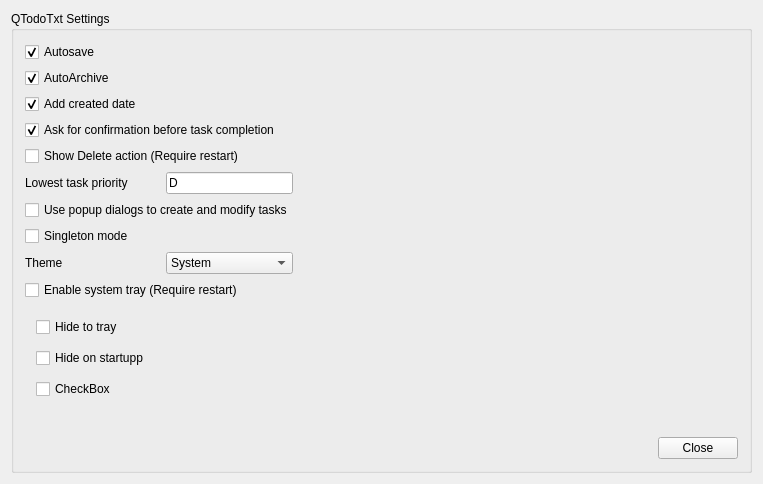
This is qtodotxt/ui/dialogs/settingsui.ui in QTodoTxt/QTodoTxt as Qt 5 draws it before an edit. The edited form follows.
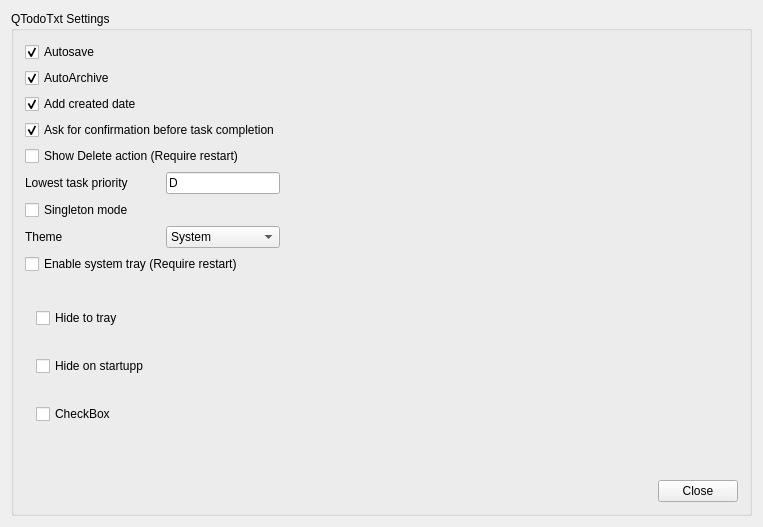
This is the edited form.

Commit message:
remove dialogs (#420)
* remove dialogs

* remove options for task dialog

```diff
--- a/qtodotxt/ui/dialogs/settingsui.ui
+++ b/qtodotxt/ui/dialogs/settingsui.ui
@@ -7,7 +7,7 @@
     <x>0</x>
     <y>0</y>
     <width>763</width>
-    <height>484</height>
+    <height>527</height>
    </rect>
   </property>
   <property name="windowTitle">
@@ -93,21 +93,14 @@
         </property>
        </widget>
       </item>
-      <item row="6" column="1" colspan="2">
-       <widget class="QCheckBox" name="useTaskDialogCheckBox">
-        <property name="text">
-         <string>Use popup dialogs to create and modify tasks</string>
-        </property>
-       </widget>
-      </item>
-      <item row="10" column="1" colspan="2">
+      <item row="9" column="1" colspan="2">
        <widget class="QCheckBox" name="trayCheckBox">
         <property name="text">
          <string>Enable system tray (Require restart)</string>
         </property>
        </widget>
       </item>
-      <item row="11" column="1">
+      <item row="10" column="1">
        <widget class="QFrame" name="frame">
         <property name="frameShape">
          <enum>QFrame::NoFrame</enum>
@@ -149,7 +142,7 @@
         </layout>
        </widget>
       </item>
-      <item row="11" column="4">
+      <item row="10" column="4">
        <spacer name="verticalSpacer">
         <property name="orientation">
          <enum>Qt::Vertical</enum>
@@ -162,7 +155,7 @@
         </property>
        </spacer>
       </item>
-      <item row="12" column="3">
+      <item row="11" column="3">
        <spacer name="horizontalSpacer_2">
         <property name="orientation">
          <enum>Qt::Horizontal</enum>
@@ -175,28 +168,21 @@
         </property>
        </spacer>
       </item>
-      <item row="13" column="4">
+      <item row="12" column="4">
        <widget class="QPushButton" name="closeButton">
         <property name="text">
          <string>Close</string>
         </property>
        </widget>
       </item>
-      <item row="7" column="1">
+      <item row="6" column="1">
        <widget class="QCheckBox" name="singletonCheckBox">
         <property name="text">
          <string>Singleton mode</string>
         </property>
        </widget>
       </item>
-      <item row="9" column="1">
-       <widget class="QLabel" name="label_2">
-        <property name="text">
-         <string>Theme</string>
-        </property>
-       </widget>
-      </item>
-      <item row="9" column="2">
+      <item row="8" column="2">
        <widget class="QComboBox" name="colorSchemComboBox">
         <item>
          <property name="text">
@@ -215,6 +201,13 @@
         </item>
        </widget>
       </item>
+      <item row="8" column="1">
+       <widget class="QLabel" name="label_2">
+        <property name="text">
+         <string>Theme</string>
+        </property>
+       </widget>
+      </item>
      </layout>
     </widget>
    </item>
```
The commit also changes 5 other files.
